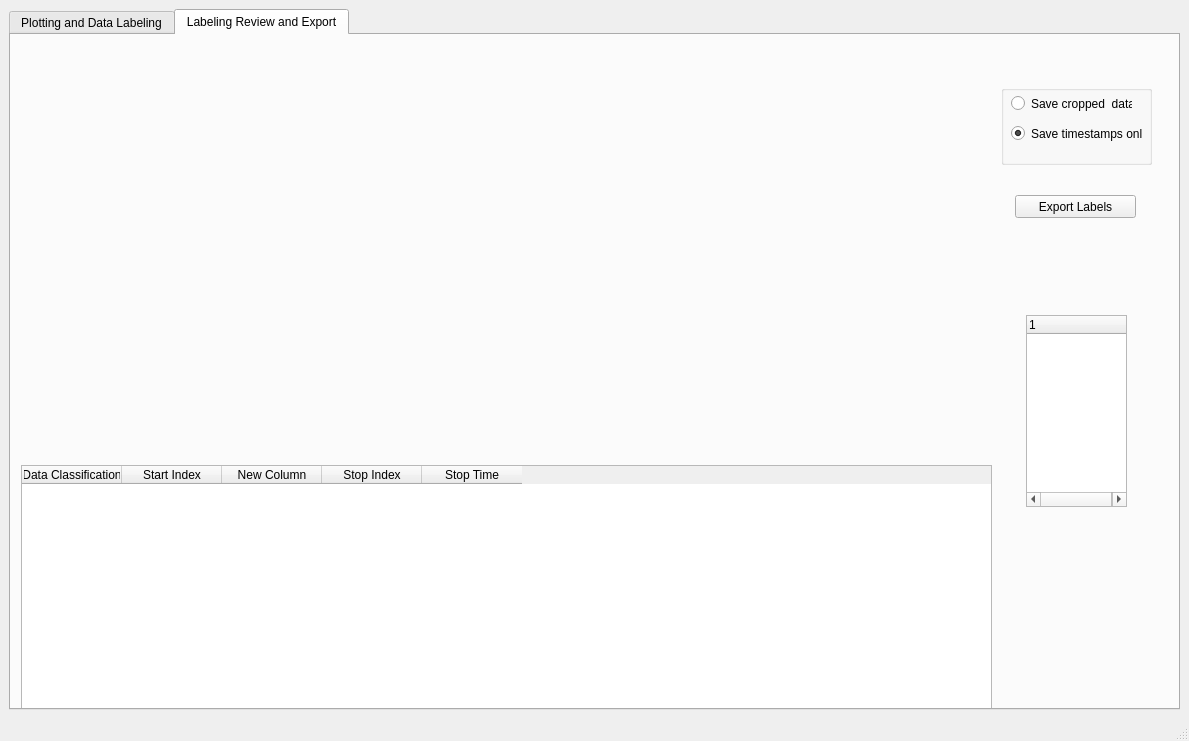
Old version of the form GUI.ui in the repository po2198/QS_TimeTrace_GUI_Movies.
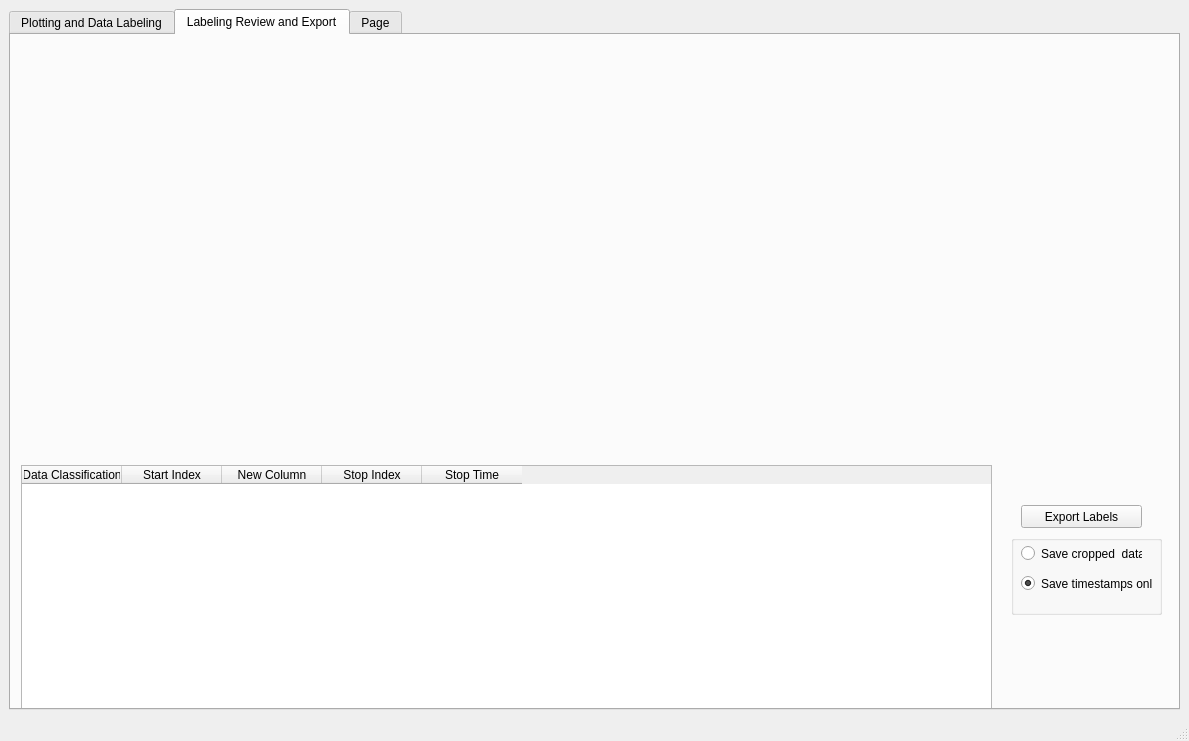
New version of the form. The open tabs and pages were chosen to show the change. Custom widgets are drawn as their Qt base class.

Patch:
```diff
--- a/GUI.ui
+++ b/GUI.ui
@@ -550,21 +550,6 @@
        <attribute name="title">
         <string>Labeling Review and Export</string>
        </attribute>
-       <widget class="QTreeWidget" name="treeWidget">
-        <property name="geometry">
-         <rect>
-          <x>1015</x>
-          <y>280</y>
-          <width>101</width>
-          <height>192</height>
-         </rect>
-        </property>
-        <column>
-         <property name="text">
-          <string notr="true">1</string>
-         </property>
-        </column>
-       </widget>
        <widget class="QTableWidget" name="selectionsDF_tableWidget">
         <property name="geometry">
          <rect>
@@ -613,8 +598,8 @@
        <widget class="QGroupBox" name="groupBox_3">
         <property name="geometry">
          <rect>
-          <x>990</x>
-          <y>50</y>
+          <x>1000</x>
+          <y>500</y>
           <width>151</width>
           <height>80</height>
          </rect>
@@ -655,8 +640,8 @@
        <widget class="QPushButton" name="exportLabels_pushButton">
         <property name="geometry">
          <rect>
-          <x>1004</x>
-          <y>160</y>
+          <x>1010</x>
+          <y>470</y>
           <width>121</width>
           <height>23</height>
          </rect>
@@ -666,6 +651,11 @@
         </property>
        </widget>
       </widget>
+      <widget class="QWidget" name="tab">
+       <attribute name="title">
+        <string>Page</string>
+       </attribute>
+      </widget>
      </widget>
     </item>
    </layout>
```
Left out of the diff: 13 changed lines with no effect on the pictures.
